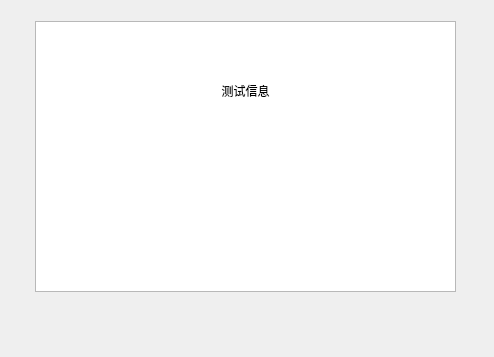
First picture: the form in dialog_fuzz_v2.ui, repository Radon10043/fuzzing-tool-14, before the edit.
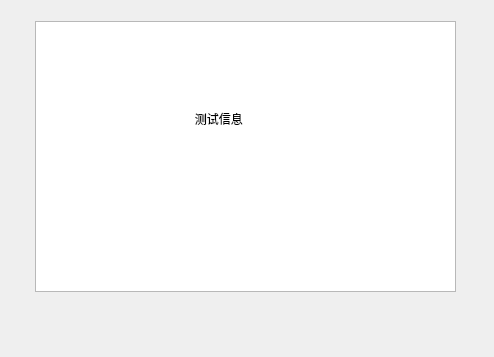
Second picture: the form after the edit.

Commit message:
style(All project): formatting code
formatting code, scope: all project

The edit to the form file:
```diff
--- a/dialog_fuzz_v2.ui
+++ b/dialog_fuzz_v2.ui
@@ -24,14 +24,26 @@
    </property>
    <property name="html">
     <string>&lt;!DOCTYPE HTML PUBLIC &quot;-//W3C//DTD HTML 4.0//EN&quot; &quot;http://www.w3.org/TR/REC-html40/strict.dtd&quot;&gt;
-&lt;html&gt;&lt;head&gt;&lt;meta name=&quot;qrichtext&quot; content=&quot;1&quot; /&gt;&lt;style type=&quot;text/css&quot;&gt;
-p, li { white-space: pre-wrap; }
-&lt;/style&gt;&lt;/head&gt;&lt;body style=&quot; font-family:'SimSun'; font-size:9pt; font-weight:400; font-style:normal;&quot;&gt;
-&lt;p align=&quot;center&quot; style=&quot;-qt-paragraph-type:empty; margin-top:0px; margin-bottom:0px; margin-left:0px; margin-right:0px; -qt-block-indent:0; text-indent:0px;&quot;&gt;&lt;br /&gt;&lt;/p&gt;
-&lt;p align=&quot;center&quot; style=&quot;-qt-paragraph-type:empty; margin-top:0px; margin-bottom:0px; margin-left:0px; margin-right:0px; -qt-block-indent:0; text-indent:0px;&quot;&gt;&lt;br /&gt;&lt;/p&gt;
-&lt;p align=&quot;center&quot; style=&quot;-qt-paragraph-type:empty; margin-top:0px; margin-bottom:0px; margin-left:0px; margin-right:0px; -qt-block-indent:0; text-indent:0px;&quot;&gt;&lt;br /&gt;&lt;/p&gt;
-&lt;p align=&quot;center&quot; style=&quot;-qt-paragraph-type:empty; margin-top:0px; margin-bottom:0px; margin-left:0px; margin-right:0px; -qt-block-indent:0; text-indent:0px;&quot;&gt;&lt;br /&gt;&lt;/p&gt;
-&lt;p align=&quot;center&quot; style=&quot; margin-top:0px; margin-bottom:0px; margin-left:0px; margin-right:0px; -qt-block-indent:0; text-indent:0px;&quot;&gt;测试信息&lt;/p&gt;&lt;/body&gt;&lt;/html&gt;</string>
+                    &lt;html&gt;&lt;head&gt;&lt;meta name=&quot;qrichtext&quot; content=&quot;1&quot; /&gt;&lt;style
+                    type=&quot;text/css&quot;&gt;
+                    p, li { white-space: pre-wrap; }
+                    &lt;/style&gt;&lt;/head&gt;&lt;body style=&quot; font-family:'SimSun'; font-size:9pt;
+                    font-weight:400; font-style:normal;&quot;&gt;
+                    &lt;p align=&quot;center&quot; style=&quot;-qt-paragraph-type:empty; margin-top:0px;
+                    margin-bottom:0px; margin-left:0px; margin-right:0px; -qt-block-indent:0; text-indent:0px;&quot;&gt;&lt;br
+                    /&gt;&lt;/p&gt;
+                    &lt;p align=&quot;center&quot; style=&quot;-qt-paragraph-type:empty; margin-top:0px;
+                    margin-bottom:0px; margin-left:0px; margin-right:0px; -qt-block-indent:0; text-indent:0px;&quot;&gt;&lt;br
+                    /&gt;&lt;/p&gt;
+                    &lt;p align=&quot;center&quot; style=&quot;-qt-paragraph-type:empty; margin-top:0px;
+                    margin-bottom:0px; margin-left:0px; margin-right:0px; -qt-block-indent:0; text-indent:0px;&quot;&gt;&lt;br
+                    /&gt;&lt;/p&gt;
+                    &lt;p align=&quot;center&quot; style=&quot;-qt-paragraph-type:empty; margin-top:0px;
+                    margin-bottom:0px; margin-left:0px; margin-right:0px; -qt-block-indent:0; text-indent:0px;&quot;&gt;&lt;br
+                    /&gt;&lt;/p&gt;
+                    &lt;p align=&quot;center&quot; style=&quot; margin-top:0px; margin-bottom:0px; margin-left:0px;
+                    margin-right:0px; -qt-block-indent:0; text-indent:0px;&quot;&gt;测试信息&lt;/p&gt;&lt;/body&gt;&lt;/html&gt;
+                </string>
    </property>
   </widget>
  </widget>
```
Lines whose indentation alone changed are shown as unchanged. The commit also changes 19 other files.
